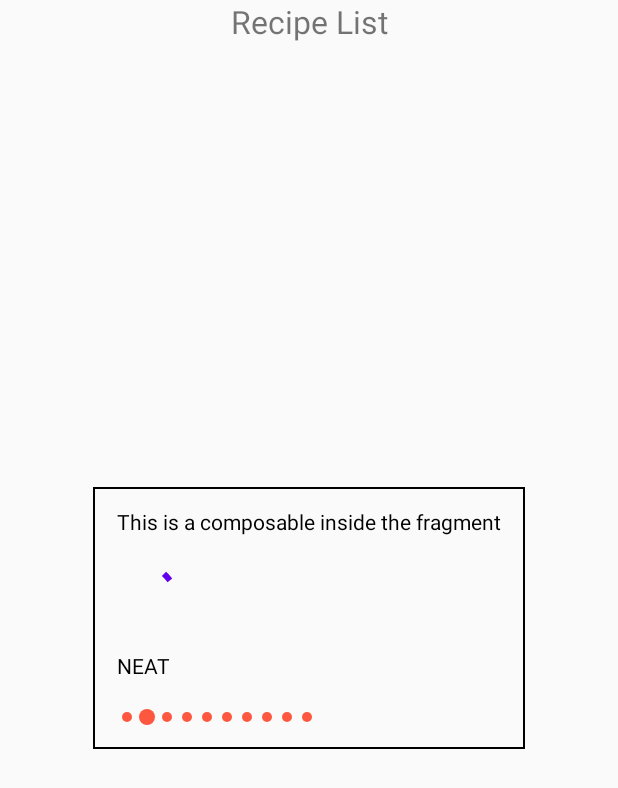
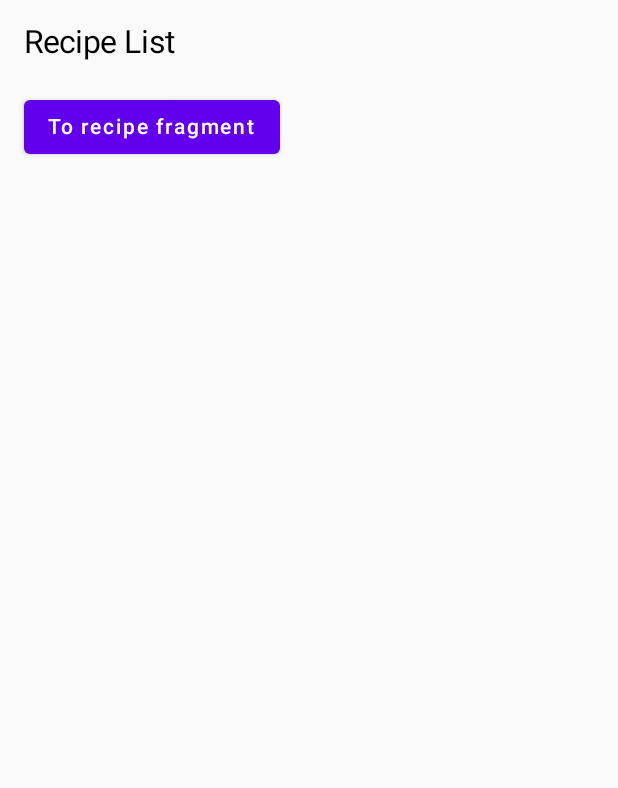
Before and after one commit to IgnatiVoronov/MVVMRecipeApp, an Android app built with Jetpack Compose: the screen it shows after launch (MyMainActivity), on a phone screen of 412 x 824 dp. Shown: the top 788 px of the screen. Run offline under Robolectric (Android 15) with nearby library versions, the phone set to English and light mode, and no system bars.

Commit message:
Using Navigation Component with Jetpack Compose

```diff
--- a/app/build.gradle.kts
+++ b/app/build.gradle.kts
@@ -80,5 +80,10 @@ dependencies {
     debugImplementation("androidx.compose.ui:ui-tooling")
     debugImplementation("androidx.compose.ui:ui-test-manifest")
 
-
+    //Navigation Component
+    val navVersion = "2.7.6"
+    implementation("androidx.navigation:navigation-fragment-ktx:$navVersion")
+    implementation("androidx.navigation:navigation-ui-ktx:$navVersion")
+    // Jetpack Compose Integration
+    implementation("androidx.navigation:navigation-compose:$navVersion")
 }
--- a/app/src/main/java/com/example/mvvmrecipeapp/HorizontalDottedProgress.java
+++ /dev/null
@@ -1,132 +0,0 @@
-package com.example.mvvmrecipeapp;
-
-import android.content.Context;
-import android.graphics.Canvas;
-import android.graphics.Color;
-import android.graphics.Paint;
-import android.util.AttributeSet;
-import android.util.Log;
-import android.view.View;
-import android.view.animation.Animation;
-import android.view.animation.LinearInterpolator;
-import android.view.animation.Transformation;
-
-public class HorizontalDottedProgress extends View {
-
-    //actual dot radius
-    private int mDotRadius = 5;
-
-    //Bounced Dot Radius
-    private int mBounceDotRadius = 8;
-
-    //to get identified in which position dot has to bounce
-    private int  mDotPosition;
-
-    //specify how many dots you need in a progressbar
-    private int mDotAmount = 10;
-
-    public HorizontalDottedProgress(Context context) {
-        super(context);
-    }
-
-    public HorizontalDottedProgress(Context context, AttributeSet attrs) {
-        super(context, attrs);
-    }
-
-    public HorizontalDottedProgress(Context context, AttributeSet attrs, int defStyleAttr) {
-        super(context, attrs, defStyleAttr);
-    }
-
-    //Method to draw your customized dot on the canvas
-    @Override
-    protected void onDraw(Canvas canvas) {
-        super.onDraw(canvas);
-
-        Paint paint = new Paint();
-
-        //set the color for the dot that you want to draw
-        paint.setColor(Color.parseColor("#fd583f"));
-
-        //function to create dot
-        createDot(canvas,paint);
-    }
-
-    @Override
-    protected void onAttachedToWindow() {
-        super.onAttachedToWindow();
-        //Animation called when attaching to the window, i.e to your screen
-        startAnimation();
-    }
-
-    private void createDot(Canvas canvas, Paint paint) {
-
-        //here i have setted progress bar with 10 dots , so repeat and wnen i = mDotPosition  then increase the radius of dot i.e mBounceDotRadius
-        for(int i = 0; i < mDotAmount; i++ ){
-            if(i == mDotPosition){
-                canvas.drawCircle(10+(i*20), mBounceDotRadius, mBounceDotRadius, paint);
-            }else {
-                canvas.drawCircle(10+(i*20), mBounceDotRadius, mDotRadius, paint);
-            }
-        }
-
-
-    }
-
-    @Override
-    protected void onMeasure(int widthMeasureSpec, int heightMeasureSpec) {
-        super.onMeasure(widthMeasureSpec, heightMeasureSpec);
-        int width;
-        int height;
-
-        //calculate the view width
-        int calculatedWidth = (20*9);
-
-        width = calculatedWidth;
-        height = (mBounceDotRadius*2);
-
-
-
-        //MUST CALL THIS
-        setMeasuredDimension(width, height);
-    }
-
-    private void startAnimation() {
-        BounceAnimation bounceAnimation = new BounceAnimation();
-        bounceAnimation.setDuration(100);
-        bounceAnimation.setRepeatCount(Animation.INFINITE);
-        bounceAnimation.setInterpolator(new LinearInterpolator());
-        bounceAnimation.setAnimationListener(new Animation.AnimationListener() {
-            @Override
-            public void onAnimationStart(Animation animation) {
-
-            }
-
-            @Override
-            public void onAnimationEnd(Animation animation) {
-
-            }
-
-            @Override
-            public void onAnimationRepeat(Animation animation) {
-                mDotPosition++;
-                //when mDotPosition == mDotAmount , then start again applying animation from 0th positon , i.e  mDotPosition = 0;
-                if (mDotPosition == mDotAmount) {
-                    mDotPosition = 0;
-                }
-                Log.d("INFOMETHOD","----On Animation Repeat----");
-
-            }
-        });
-        startAnimation(bounceAnimation);
-    }
-
-
-    private class BounceAnimation extends Animation {
-        @Override
-        protected void applyTransformation(float interpolatedTime, Transformation t) {
-            super.applyTransformation(interpolatedTime, t);
-            //call invalidate to redraw your view againg.
-            invalidate();
-        }
-    }
-}
--- a/app/src/main/java/com/example/mvvmrecipeapp/MyMainActivity.kt
+++ b/app/src/main/java/com/example/mvvmrecipeapp/MyMainActivity.kt
@@ -7,9 +7,5 @@ class MyMainActivity : AppCompatActivity() {
     override fun onCreate(savedInstanceState: Bundle?) {
         super.onCreate(savedInstanceState)
         setContentView((R.layout.activity_my_main))
-
-        supportFragmentManager.beginTransaction()
-            .replace(R.id.main_container,RecipeListFragment())
-            .commit()
     }
 }
--- /dev/null
+++ b/app/src/main/java/com/example/mvvmrecipeapp/RecipeFragment.kt
@@ -0,0 +1,35 @@
+package com.example.mvvmrecipeapp
+
+import android.os.Bundle
+import android.view.LayoutInflater
+import android.view.View
+import android.view.ViewGroup
+import androidx.compose.foundation.layout.Column
+import androidx.compose.foundation.layout.padding
+import androidx.compose.material.Text
+import androidx.compose.ui.Modifier
+import androidx.compose.ui.platform.ComposeView
+import androidx.compose.ui.text.TextStyle
+import androidx.compose.ui.unit.dp
+import androidx.compose.ui.unit.sp
+import androidx.fragment.app.Fragment
+
+class RecipeFragment : Fragment(){
+    override fun onCreateView(
+        inflater: LayoutInflater,
+        container: ViewGroup?,
+        savedInstanceState: Bundle?
+    ): View {
+        return ComposeView(requireContext()).apply {
+            setContent {
+                Column(modifier = Modifier.padding(16.dp)){
+                    Text(
+                        text = "Recipe fragment",
+                        style = TextStyle(fontSize = 21.sp)
+                    )
+                }
+
+            }
+        }
+    }
+}
--- a/app/src/main/java/com/example/mvvmrecipeapp/RecipeListFragment.kt
+++ b/app/src/main/java/com/example/mvvmrecipeapp/RecipeListFragment.kt
@@ -9,15 +9,20 @@ import androidx.compose.foundation.border
 import androidx.compose.foundation.layout.Column
 import androidx.compose.foundation.layout.Spacer
 import androidx.compose.foundation.layout.padding
+import androidx.compose.material.Button
 import androidx.compose.material.CircularProgressIndicator
 import androidx.compose.material.Text
 import androidx.compose.ui.Modifier
 import androidx.compose.ui.graphics.Color
 import androidx.compose.ui.platform.ComposeView
 import androidx.compose.ui.platform.LocalContext
+import androidx.compose.ui.text.TextStyle
+import androidx.compose.ui.unit.TextUnit
 import androidx.compose.ui.unit.dp
+import androidx.compose.ui.unit.sp
 import androidx.compose.ui.viewinterop.AndroidView
 import androidx.fragment.app.Fragment
+import androidx.navigation.findNavController
 
 class RecipeListFragment : Fragment() {
     override fun onCreateView(
@@ -25,26 +30,23 @@ class RecipeListFragment : Fragment() {
         container: ViewGroup?,
         savedInstanceState: Bundle?
     ): View {
-        val view = inflater.inflate(R.layout.fragment_recipe_list, container, false)
-        view.findViewById<ComposeView>(R.id.compose_view).setContent {
-            Column(modifier = Modifier
-                .border(border = BorderStroke(1.dp, Color.Black))
-                .padding(16.dp)
-            ){
-
-                Text(text = "This is a composable inside the fragment")
-                Spacer(modifier = Modifier.padding(10.dp))
-                CircularProgressIndicator()
-                Spacer(modifier = Modifier.padding(10.dp))
-                Text("NEAT")
-                Spacer(modifier = Modifier.padding(10.dp))
-
-                val customView = HorizontalDottedProgress(LocalContext.current)
-                AndroidView({customView})
+        return ComposeView(requireContext()).apply {
+            setContent {
+                Column(modifier = Modifier.padding(16.dp)) {
+                    Text(
+                        text = "Recipe List",
+                        style = TextStyle(fontSize = 21.sp)
+                    )
+                    Spacer(modifier = Modifier.padding(10.dp))
+                    Button(
+                        onClick = {
+                            findNavController().navigate(R.id.viewRecipe)
+                        }
+                    ) {
+                        Text(text = "To recipe fragment")
+                    }
+                }
             }
-
         }
-        return view
-
     }
 }
--- a/app/src/main/res/layout/activity_my_main.xml
+++ b/app/src/main/res/layout/activity_my_main.xml
@@ -1,11 +1,15 @@
 <?xml version="1.0" encoding="utf-8"?>
 <androidx.constraintlayout.widget.ConstraintLayout xmlns:android="http://schemas.android.com/apk/res/android"
     android:layout_width="match_parent"
-    android:layout_height="match_parent">
+    android:layout_height="match_parent"
+    xmlns:app="http://schemas.android.com/apk/res-auto">
 
     <androidx.fragment.app.FragmentContainerView
-        android:id="@+id/main_container"
+        android:id="@+id/main_nav_host_fragment"
         android:layout_width="match_parent"
-        android:layout_height="match_parent" />
+        android:layout_height="match_parent"
+        android:name="androidx.navigation.fragment.NavHostFragment"
+        app:defaultNavHost="true"
+        app:navGraph="@navigation/main_graph"/>
 
 </androidx.constraintlayout.widget.ConstraintLayout>
--- a/app/src/main/res/layout/fragment_recipe_list.xml
+++ /dev/null
@@ -1,24 +0,0 @@
-<?xml version="1.0" encoding="utf-8"?>
-<androidx.constraintlayout.widget.ConstraintLayout xmlns:android="http://schemas.android.com/apk/res/android"
-    xmlns:app="http://schemas.android.com/apk/res-auto"
-    android:layout_width="match_parent"
-    android:layout_height="match_parent">
-
-    <TextView
-        android:layout_width="wrap_content"
-        android:layout_height="wrap_content"
-        app:layout_constraintEnd_toEndOf="parent"
-        app:layout_constraintStart_toStartOf="parent"
-        app:layout_constraintTop_toTopOf="parent"
-        android:text="Recipe List"
-        android:textSize="21sp"/>
-
-    <androidx.compose.ui.platform.ComposeView
-        android:id="@+id/compose_view"
-        android:layout_width="wrap_content"
-        android:layout_height="wrap_content"
-        app:layout_constraintBottom_toBottomOf="parent"
-        app:layout_constraintEnd_toEndOf="parent"
-        app:layout_constraintStart_toStartOf="parent"
-        app:layout_constraintTop_toTopOf="parent" />
-</androidx.constraintlayout.widget.ConstraintLayout>
--- /dev/null
+++ b/app/src/main/res/navigation/main_graph.xml
@@ -0,0 +1,20 @@
+<?xml version="1.0" encoding="utf-8"?>
+<navigation xmlns:android="http://schemas.android.com/apk/res/android"
+    xmlns:app="http://schemas.android.com/apk/res-auto"
+    android:id="@+id/main_graph"
+    app:startDestination="@id/recipeListFragment">
+
+    <fragment
+        android:id="@+id/recipeListFragment"
+        android:name="com.example.mvvmrecipeapp.RecipeListFragment"
+        android:label="RecipeListFragment" >
+        <action
+            android:id="@+id/viewRecipe"
+            app:destination="@id/recipeFragment" />
+    </fragment>
+
+    <fragment
+        android:id="@+id/recipeFragment"
+        android:name="com.example.mvvmrecipeapp.RecipeFragment"
+        android:label="RecipeFragment" />
+</navigation>
```
